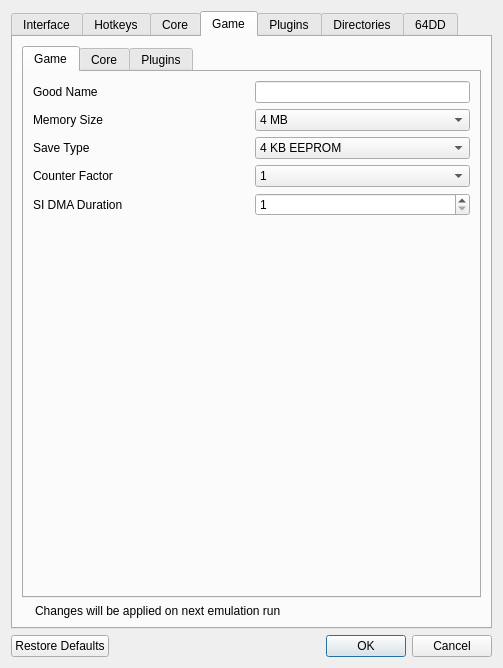
The window that Source/RMG/UserInterface/Dialog/SettingsDialog.ui (Rosalie241/RMG) describes before a commit, drawn with Qt 5.
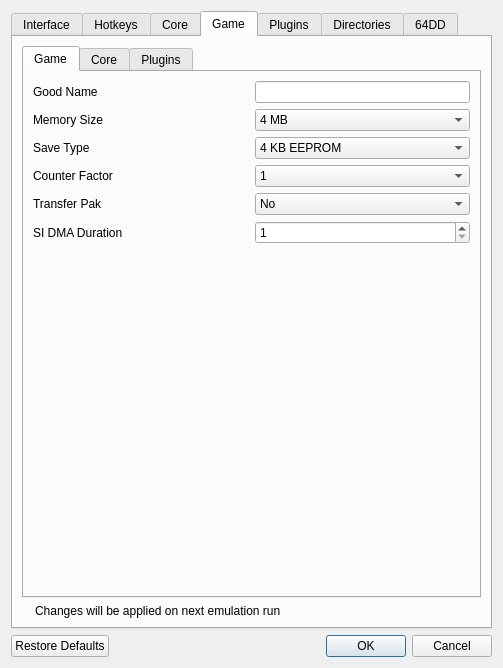
The same window after the commit. The open tabs and pages were chosen to show the change. Icons and pictures are not drawn. Custom widgets are drawn as their Qt base class.

Commit message: RMG: expose Game_TransferPak setting in settings dialog

Patch:
```diff
--- a/Source/RMG/UserInterface/Dialog/SettingsDialog.ui
+++ b/Source/RMG/UserInterface/Dialog/SettingsDialog.ui
@@ -2085,6 +2085,31 @@
                  </item>
                 </layout>
                </item>
+               <item>
+                <layout class="QHBoxLayout" name="horizontalLayout_11">
+                 <item>
+                  <widget class="QLabel" name="label_5">
+                   <property name="text">
+                    <string>Transfer Pak</string>
+                   </property>
+                  </widget>
+                 </item>
+                 <item>
+                  <widget class="QComboBox" name="gameTransferPakComboBox">
+                   <item>
+                    <property name="text">
+                     <string>No</string>
+                    </property>
+                   </item>
+                   <item>
+                    <property name="text">
+                     <string>Yes</string>
+                    </property>
+                   </item>
+                  </widget>
+                 </item>
+                </layout>
+               </item>
                <item>
                 <layout class="QHBoxLayout" name="horizontalLayout_52">
                  <item>
```
The commit also changes 1 other file.
